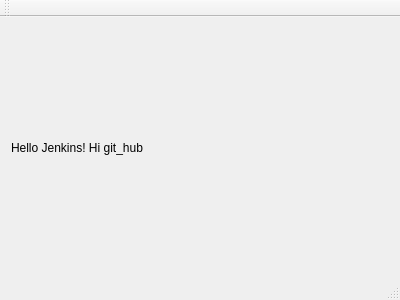
The window that mainwindow.ui (ivan-shad/test_job) describes before a commit, drawn with Qt 5.
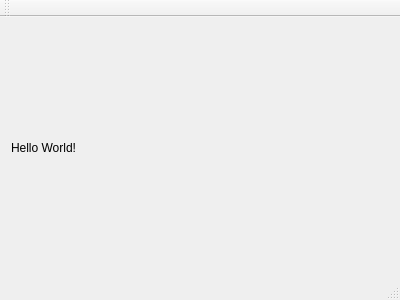
The same window after the commit.

The edit to the form file:
```diff
--- a/mainwindow.ui
+++ b/mainwindow.ui
@@ -18,7 +18,7 @@
     <item>
      <widget class="QLabel" name="label">
       <property name="text">
-       <string>Hello Jenkins! Hi git_hub</string>
+       <string>Hello World!</string>
       </property>
      </widget>
     </item>
```
